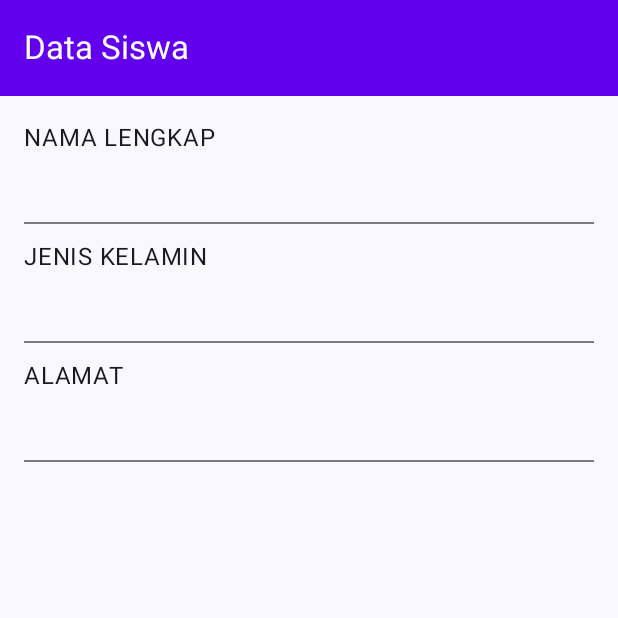
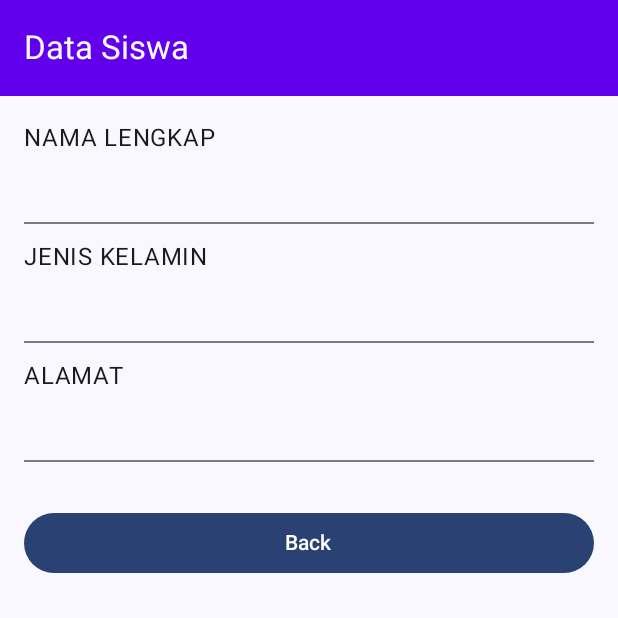
Before and after one commit to Hanunnisasalsabila/Quest6_130, an Android app built with Jetpack Compose: the composable TampilSiswa shown on its own in the app's theme, on a phone screen of 412 x 824 dp, the top half of it. Run offline under Robolectric (Android 15) with nearby library versions, the phone set to English and light mode, and no system bars.

Commit message:
add Back button and integrate onBackButtonClicked action

```diff
--- a/app/src/main/java/com/example/praktikum7/view/TampilSiswa.kt
+++ b/app/src/main/java/com/example/praktikum7/view/TampilSiswa.kt
@@ -3,8 +3,10 @@ package com.example.praktikum7.view
 import androidx.compose.foundation.layout.Arrangement
 import androidx.compose.foundation.layout.Column
 import androidx.compose.foundation.layout.Spacer
+import androidx.compose.foundation.layout.fillMaxWidth
 import androidx.compose.foundation.layout.height
 import androidx.compose.foundation.layout.padding
+import androidx.compose.material3.Button
 import androidx.compose.material3.Divider
 import androidx.compose.material3.ExperimentalMaterial3Api
 import androidx.compose.material3.Scaffold
@@ -21,6 +23,7 @@ import androidx.compose.ui.text.font.FontWeight
 import androidx.compose.ui.unit.sp
 import com.example.praktikum7.R
 import com.example.praktikum7.model.Siswa
+
 
 @OptIn(ExperimentalMaterial3Api::class)
 @Composable
@@ -59,7 +62,17 @@ fun TampilSiswa(
                     }
                     Divider(thickness = dimensionResource(id=R.dimen.thickness_divider))
                 }
+                Spacer(modifier = Modifier.height(dimensionResource(id=R.dimen.padding_small)))
+                Button(
+                    modifier = Modifier.fillMaxWidth(),
+                    onClick = onBackButtonClicked
+                ){
+                    Text(stringResource(id=R.string.back))
+                }
+
             }
+
+
         }
 
     }
```
